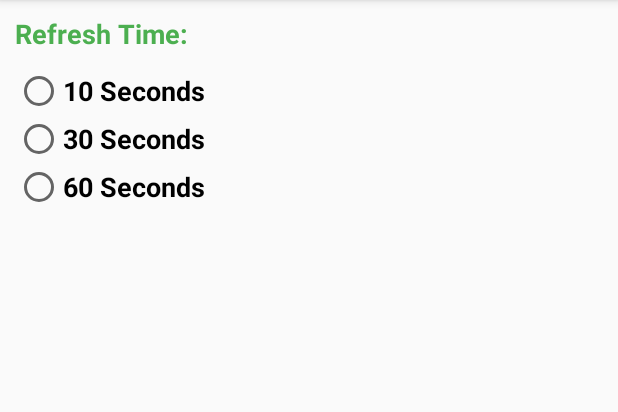
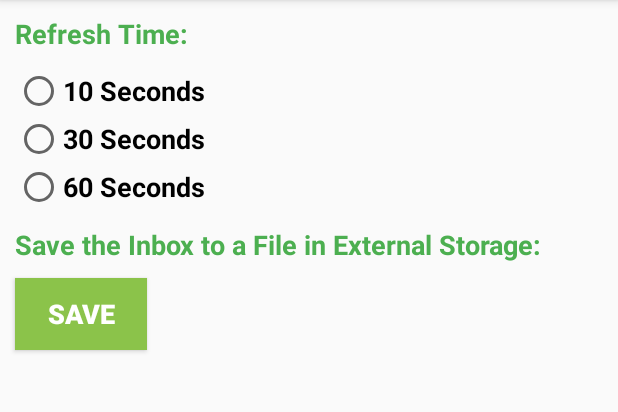
Before and after one commit to nicholas-ps/Public-Mail-By-Nicho, an Android app: the SettingActivity screen opened directly, with no data from a screen before it, on a phone screen of 412 x 824 dp, the part 84-496 px from its top. Run offline under Robolectric (Android 15) with nearby library versions, the phone set to English and light mode, and no system bars; our stand-ins replace Room's generated code; 1 statement that could not run was skipped.

Commit message:
created layout for 'save the inbox to a file' feature

```diff
--- a/app/src/main/res/layout/setting_activity.xml
+++ b/app/src/main/res/layout/setting_activity.xml
@@ -51,4 +51,29 @@
 
     </RadioGroup>
 
+    <TextView
+        android:id="@+id/save_inbox_to_file_text"
+        android:layout_width="match_parent"
+        android:layout_height="wrap_content"
+        android:textColor="@color/colorPrimaryDark"
+        android:text="@string/save_inbox_to_file"
+        android:textStyle="bold"
+        android:textSize="18sp"
+        android:layout_margin="10dp"
+        app:layout_constraintTop_toBottomOf="@id/setting_radio_group"
+        app:layout_constraintLeft_toLeftOf="parent"/>
+
+    <Button
+        android:layout_width="wrap_content"
+        android:layout_height="wrap_content"
+        app:layout_constraintTop_toBottomOf="@id/save_inbox_to_file_text"
+        app:layout_constraintLeft_toLeftOf="parent"
+        android:background="@color/colorPrimary"
+        android:layout_margin="10dp"
+        android:textColor="@color/colorWhite"
+        android:text="@string/save_text"
+        android:textStyle="bold"
+        android:textSize="18sp"
+        android:onClick="onClickSave"/>
+
 </androidx.constraintlayout.widget.ConstraintLayout>
--- a/app/src/main/res/values/strings.xml
+++ b/app/src/main/res/values/strings.xml
@@ -21,4 +21,6 @@
     <string name="ten_seconds_text">10 Seconds</string>
     <string name="thirty_seconds_text">30 Seconds</string>
     <string name="sixty_seconds_text">60 Seconds</string>
+    <string name="save_inbox_to_file">Save the Inbox to a File in External Storage:</string>
+    <string name="save_text">SAVE</string>
 </resources>
```
Also changed, not shown: 1 other file.
